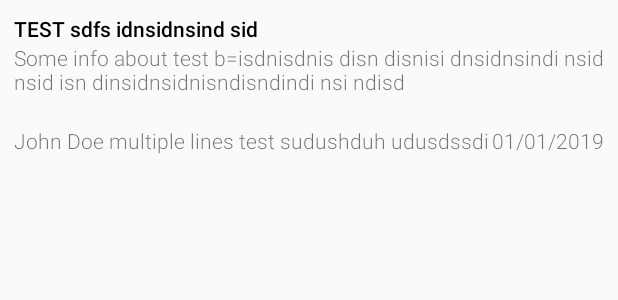
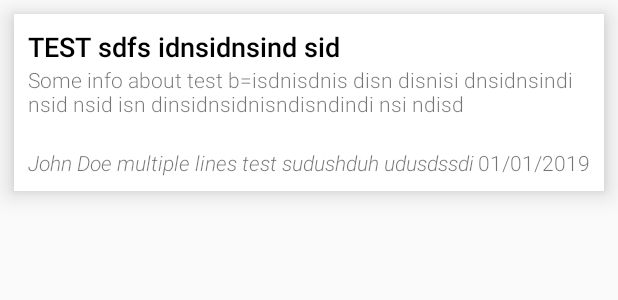
Before and after one commit to pabloborsone/NewsApp, an Android app: the layout item_article.xml on its own in the app's theme, with its tools: preview values and no code run, on a phone screen of 412 x 824 dp. Shown: the top 300 px of the screen. Run offline under Robolectric (Android 15) with nearby library versions, the phone set to English and light mode, and no system bars; network calls fail.

Commit message:
Minor layout changes and adjusts on NewsViewModel

```diff
--- a/teste_android/app/src/main/java/dev/dextra/newsapp/feature/news/NewsViewModel.kt
+++ b/teste_android/app/src/main/java/dev/dextra/newsapp/feature/news/NewsViewModel.kt
@@ -3,8 +3,6 @@ package dev.dextra.newsapp.feature.news
 import dev.dextra.newsapp.api.model.Source
 import dev.dextra.newsapp.api.repository.NewsRepository
 import dev.dextra.newsapp.base.BaseViewModel
-import okhttp3.Interceptor
-import okhttp3.Response
 
 
 class NewsViewModel(
--- a/teste_android/app/src/main/java/dev/dextra/newsapp/feature/sources/SourcesViewModel.kt
+++ b/teste_android/app/src/main/java/dev/dextra/newsapp/feature/sources/SourcesViewModel.kt
@@ -15,7 +15,7 @@ class SourcesViewModel(private val newsRepository: NewsRepository) : BaseViewMod
     val networkState = MutableLiveData<NetworkState>()
 
     private var selectedCountry: Country? = null
-    private var selectedCategory: Category? = Category.GENERAL
+    private var selectedCategory: Category? = null
 
     fun loadSources() {
         networkState.postValue(NetworkState.RUNNING)
@@ -43,7 +43,7 @@ class SourcesViewModel(private val newsRepository: NewsRepository) : BaseViewMod
     }
 
     fun changeCategory(category: Category) {
-        selectedCategory = if (Category.ALL == category) Category.GENERAL
+        selectedCategory = if (Category.ALL == category) null
         else category
         loadSources()
     }
--- a/teste_android/app/src/main/res/layout/activity_sources.xml
+++ b/teste_android/app/src/main/res/layout/activity_sources.xml
@@ -60,7 +60,6 @@
                         android:layout_height="wrap_content"
                         />
                 </com.google.android.material.textfield.TextInputLayout>
-r
             </LinearLayout>
 
         </com.google.android.material.appbar.CollapsingToolbarLayout>
--- a/teste_android/app/src/main/res/layout/item_article.xml
+++ b/teste_android/app/src/main/res/layout/item_article.xml
@@ -3,7 +3,10 @@
     xmlns:tools="http://schemas.android.com/tools"
     android:layout_width="match_parent"
     android:layout_height="wrap_content"
+    android:layout_margin="9dp"
+    android:background="@color/white"
     android:gravity="center"
+    android:elevation="10dp"
     android:orientation="vertical"
     android:padding="9dp">
 
@@ -17,8 +20,9 @@
             android:id="@+id/article_name"
             android:layout_width="match_parent"
             android:layout_height="wrap_content"
+            android:fontFamily="sans-serif-light"
             android:textColor="@color/black"
-            android:fontFamily="sans-serif-light"
+            android:textSize="18sp"
             android:textStyle="bold"
             tools:text="TEST sdfs idnsidnsind sid" />
     </LinearLayout>
@@ -33,8 +37,8 @@
 
         <TextView
             android:id="@+id/article_description"
-            android:layout_width="wrap_content"
-            android:layout_height="wrap_content"
+            android:layout_width="match_parent"
+            android:layout_height="match_parent"
             android:fontFamily="sans-serif-light"
             tools:text="Some info about test b=isdnisdnis disn disnisi dnsidnsindi nsid nsid isn dinsidnsidnisndisndindi nsi ndisd" />
 
@@ -53,8 +57,9 @@
             android:layout_height="wrap_content"
             android:layout_weight="1"
             android:ellipsize="end"
+            android:fontFamily="sans-serif-light"
             android:singleLine="true"
-            android:fontFamily="sans-serif-light"
+            android:textStyle="italic"
             tools:text="John Doe multiple lines test sudushduh udusdssdi" />
 
         <TextView
```
